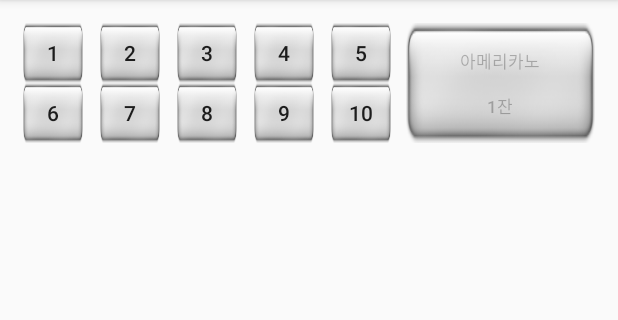
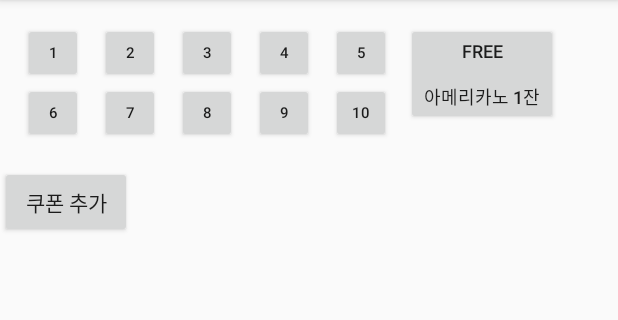
Before and after one commit to YDHouse/1637cafe, an Android app: the Tab3Activity screen opened directly, with no data from a screen before it, on a phone screen of 412 x 824 dp, the part 84-404 px from its top. Run offline under Robolectric (Android 15) with nearby library versions, the phone set to English and light mode, and no system bars; libraries missing offline, so code that uses them is left out: com.google.zxing.integration.

```diff
--- a/app/src/main/java/yd/cafe1637/Tab3Activity.java
+++ b/app/src/main/java/yd/cafe1637/Tab3Activity.java
@@ -1,14 +1,19 @@
 package yd.cafe1637;
 
+import android.content.Context;
 import android.content.Intent;
 import android.os.Bundle;
 import android.support.v4.content.ContextCompat;
 import android.support.v7.app.AppCompatActivity;
 import android.util.Log;
+import android.util.TypedValue;
+import android.view.LayoutInflater;
 import android.view.View;
 import android.widget.Button;
+import android.widget.LinearLayout;
 import android.widget.Toast;
 
+//QR 코드 관련
 import com.google.zxing.integration.android.IntentIntegrator;
 import com.google.zxing.integration.android.IntentResult;
 
@@ -19,8 +24,14 @@ public class Tab3Activity extends AppCompatActivity implements View.OnClickListe
     //클릭된 버튼의 순서를 알기 위해 버튼의 숫자를 저장할 변수
     private int buttonTAG;
 
-    //버튼을 배열로 생성
+    //LinearLayout 배열로 생성
+    //private LinearLayout[] ll = new LinearLayout[11];
     private Button[] buttonArray = new Button[11];
+
+    private View view;
+    private LinearLayout[] ll = new LinearLayout[11];
+    private int j = 11;
+    private int k = 0;
 
     //DB 관련
     private ArrayList<C20_ItemsAll> resultDB = null;  //쿼리 결과가 저정될 리스트
@@ -30,70 +41,60 @@ public class Tab3Activity extends AppCompatActivity implements View.OnClickListe
         super.onCreate(savedInstanceState);
         setContentView(R.layout.activity_tab3);
 
-        //적립 쿠폰 버튼 클릭
-        buttonArray[0] = (Button) findViewById(R.id.btn_coupon_01);
-        buttonArray[1] = (Button) findViewById(R.id.btn_coupon_02);
-        buttonArray[2] = (Button) findViewById(R.id.btn_coupon_03);
-        buttonArray[3] = (Button) findViewById(R.id.btn_coupon_04);
-        buttonArray[4] = (Button) findViewById(R.id.btn_coupon_05);
-        buttonArray[5] = (Button) findViewById(R.id.btn_coupon_06);
-        buttonArray[6] = (Button) findViewById(R.id.btn_coupon_07);
-        buttonArray[7] = (Button) findViewById(R.id.btn_coupon_08);
-        buttonArray[8] = (Button) findViewById(R.id.btn_coupon_09);
-        buttonArray[9] = (Button) findViewById(R.id.btn_coupon_10);
-        /*
-        buttonArray[10] = (Button) findViewById(R.id.btn_coupon_11);
-        buttonArray[11] = (Button) findViewById(R.id.btn_coupon_12);
-        buttonArray[12] = (Button) findViewById(R.id.btn_coupon_14);
-        buttonArray[13] = (Button) findViewById(R.id.btn_coupon_14);
-        buttonArray[14] = (Button) findViewById(R.id.btn_coupon_15);
-        buttonArray[15] = (Button) findViewById(R.id.btn_coupon_16);
-        buttonArray[16] = (Button) findViewById(R.id.btn_coupon_17);
-        buttonArray[17] = (Button) findViewById(R.id.btn_coupon_18);
-        buttonArray[18] = (Button) findViewById(R.id.btn_coupon_19);
-        buttonArray[19] = (Button) findViewById(R.id.btn_coupon_20);
+        Button add_coupon = (Button) findViewById(R.id.btn_add_coupon);
+        add_coupon.setOnClickListener(new Button.OnClickListener(){
+            @Override
+            public void onClick(View v) {
+                //LinearLayout linearLayout = (LinearLayout) findViewById(R.id.coupon_area);
+                //LayoutInflater inflater = (LayoutInflater) getSystemService( Context.LAYOUT_INFLATER_SERVICE );
+                //view = inflater.inflate(R.layout.coupon_layout, linearLayout);
+                newCouponArea();
+            }
+        });
 
-        buttonArray[20] = (Button) findViewById(R.id.btn_coupon_21);
-        buttonArray[21] = (Button) findViewById(R.id.btn_coupon_22);
-        buttonArray[22] = (Button) findViewById(R.id.btn_coupon_23);
-        buttonArray[23] = (Button) findViewById(R.id.btn_coupon_24);
-        buttonArray[24] = (Button) findViewById(R.id.btn_coupon_25);
-        buttonArray[25] = (Button) findViewById(R.id.btn_coupon_26);
-        buttonArray[26] = (Button) findViewById(R.id.btn_coupon_27);
-        buttonArray[27] = (Button) findViewById(R.id.btn_coupon_28);
-        buttonArray[28] = (Button) findViewById(R.id.btn_coupon_29);
-        buttonArray[29] = (Button) findViewById(R.id.btn_coupon_30);
+        LinearLayout linearLayout = (LinearLayout) findViewById(R.id.coupon_area);
+        LayoutInflater inflater = (LayoutInflater) getSystemService( Context.LAYOUT_INFLATER_SERVICE );
+        view = inflater.inflate(R.layout.coupon_layout, linearLayout);
 
-        buttonArray[30] = (Button) findViewById(R.id.btn_coupon_31);
-        buttonArray[31] = (Button) findViewById(R.id.btn_coupon_32);
-        buttonArray[32] = (Button) findViewById(R.id.btn_coupon_33);
-        buttonArray[33] = (Button) findViewById(R.id.btn_coupon_34);
-        buttonArray[34] = (Button) findViewById(R.id.btn_coupon_35);
-        buttonArray[35] = (Button) findViewById(R.id.btn_coupon_36);
-        buttonArray[36] = (Button) findViewById(R.id.btn_coupon_37);
-        buttonArray[37] = (Button) findViewById(R.id.btn_coupon_38);
-        buttonArray[38] = (Button) findViewById(R.id.btn_coupon_39);
-        buttonArray[39] = (Button) findViewById(R.id.btn_coupon_40);
-        */
+        //인플레이트 시키는 레이아웃(xml 파일)의 LinearLayout 을 호출한다.
+        ll[0] = (LinearLayout) view.findViewById(R.id.layout_coupon_01);
+        ll[1] = (LinearLayout) view.findViewById(R.id.layout_coupon_02);
+        ll[2] = (LinearLayout) view.findViewById(R.id.layout_coupon_03);
+        ll[3] = (LinearLayout) view.findViewById(R.id.layout_coupon_04);
+        ll[4] = (LinearLayout) view.findViewById(R.id.layout_coupon_05);
+        ll[5] = (LinearLayout) view.findViewById(R.id.layout_coupon_06);
+        ll[6] = (LinearLayout) view.findViewById(R.id.layout_coupon_07);
+        ll[7] = (LinearLayout) view.findViewById(R.id.layout_coupon_08);
+        ll[8] = (LinearLayout) view.findViewById(R.id.layout_coupon_09);
+        ll[9] = (LinearLayout) view.findViewById(R.id.layout_coupon_10);
+        ll[10] = (LinearLayout) view.findViewById(R.id.layout_used_coupon);
 
-        /*
-        //무료 쿠폰 버튼 클릭
-        buttonArray[40] = (Button) findViewById(R.id.btn_coupon_used_01);
-        buttonArray[41] = (Button) findViewById(R.id.btn_coupon_used_02);
-        buttonArray[42] = (Button) findViewById(R.id.btn_coupon_used_03);
-        buttonArray[43] = (Button) findViewById(R.id.btn_coupon_used_04);
-        */
+        newCouponArea();
+    }
 
-        for (int i=0; i<10; i++) {
-            //각 버튼에 태그 지정
-            buttonArray[i].setTag(i);
+    public void newCouponArea() {
+        int llCount = 0;
+        for (int i=k; i <j; i++) {
+            Button btn = new Button(this);
+            btn.setId(i);
+            if (i == j - 1) {
+                btn.setText("FREE\n\n아메리카노 1잔");
+                btn.setTextSize(TypedValue.COMPLEX_UNIT_DIP, 12);
+            } else {
+                int result = i + 1;
+                btn.setText("" + result);
+                btn.setTextSize(TypedValue.COMPLEX_UNIT_DIP, 10);
+            }
+            btn.setTag(i);
+            ll[llCount].addView(btn);
+            Log.e("확인", "버튼 ID 는 = " + llCount);
+            llCount++;
+            btn.setOnClickListener(this);
 
-            //버튼 클릭 이벤트 - 리스너
-            buttonArray[i].setOnClickListener(this);
+            //Log.e("확인", "버튼 ID 는 = " + btn.getId());
         }
-
-        //쿠폰의 모양을 결정하는 메소드 실행
-        reLoad();
+        k = j;
+        j = j + 11;
     }
 
     //쿠폰 모양 결정
--- a/app/src/main/res/layout/activity_tab3.xml
+++ b/app/src/main/res/layout/activity_tab3.xml
@@ -1,123 +1,24 @@
 <?xml version="1.0" encoding="utf-8"?>
-<LinearLayout xmlns:android="http://schemas.android.com/apk/res/android"
-    android:orientation="vertical"
+<ScrollView xmlns:android="http://schemas.android.com/apk/res/android"
     android:layout_width="match_parent"
     android:layout_height="match_parent">
-
 
     <LinearLayout
         android:layout_width="match_parent"
         android:layout_height="wrap_content"
-        android:layout_marginBottom="15dp"
-        android:layout_marginLeft="15dp"
-        android:layout_marginRight="15dp"
-        android:layout_marginTop="15dp"
-        android:orientation="horizontal">
-
-        <RelativeLayout
-            android:layout_width="wrap_content"
-            android:layout_height="match_parent"
-            android:layout_marginRight="10dp">
-
-            <Button
-                android:id="@+id/btn_coupon_01"
-                android:layout_width="40dp"
-                android:layout_height="40dp"
-                android:text="1" />
-
-            <Button
-                android:id="@+id/btn_coupon_02"
-                android:layout_width="40dp"
-                android:layout_height="40dp"
-                android:layout_alignParentTop="true"
-                android:layout_marginStart="11dp"
-                android:layout_toEndOf="@+id/btn_coupon_01"
-                android:text="2" />
-
-            <Button
-                android:id="@+id/btn_coupon_03"
-                android:layout_width="40dp"
-                android:layout_height="40dp"
-                android:layout_alignParentTop="true"
-                android:layout_marginStart="11dp"
-                android:layout_toEndOf="@+id/btn_coupon_02"
-                android:text="3" />
-
-            <Button
-                android:id="@+id/btn_coupon_04"
-                android:layout_width="40dp"
-                android:layout_height="40dp"
-                android:layout_alignParentTop="true"
-                android:layout_marginStart="11dp"
-                android:layout_toEndOf="@+id/btn_coupon_03"
-                android:text="4" />
-
-            <Button
-                android:id="@+id/btn_coupon_05"
-                android:layout_width="40dp"
-                android:layout_height="40dp"
-                android:layout_alignParentTop="true"
-                android:layout_marginStart="11dp"
-                android:layout_toEndOf="@+id/btn_coupon_04"
-                android:text="5" />
-
-            <Button
-                android:id="@+id/btn_coupon_06"
-                android:layout_width="40dp"
-                android:layout_height="40dp"
-                android:layout_alignParentStart="true"
-                android:layout_below="@+id/btn_coupon_01"
-                android:text="6" />
-
-            <Button
-                android:id="@+id/btn_coupon_07"
-                android:layout_width="40dp"
-                android:layout_height="40dp"
-                android:layout_alignStart="@+id/btn_coupon_02"
-                android:layout_below="@+id/btn_coupon_02"
-                android:text="7" />
-
-            <Button
-                android:id="@+id/btn_coupon_08"
-                android:layout_width="40dp"
-                android:layout_height="40dp"
-                android:layout_alignStart="@+id/btn_coupon_03"
-                android:layout_below="@+id/btn_coupon_03"
-                android:text="8" />
-
-            <Button
-                android:id="@+id/btn_coupon_09"
-                android:layout_width="40dp"
-                android:layout_height="40dp"
-                android:layout_alignStart="@+id/btn_coupon_04"
-                android:layout_below="@+id/btn_coupon_04"
-                android:text="9" />
-
-            <Button
-                android:id="@+id/btn_coupon_10"
-                android:layout_width="40dp"
-                android:layout_height="40dp"
-                android:layout_alignStart="@+id/btn_coupon_05"
-                android:layout_below="@+id/btn_coupon_05"
-                android:text="10" />
-
-        </RelativeLayout>
+        android:orientation="vertical" >
 
         <LinearLayout
+            android:id="@+id/coupon_area"
             android:layout_width="match_parent"
-            android:layout_height="match_parent"
-            android:orientation="vertical">
+            android:layout_height="wrap_content"
+            android:orientation="vertical" />
 
-            <Button
-                android:id="@+id/btn_coupon_used_01"
-                android:layout_width="match_parent"
-                android:layout_height="match_parent"
-                android:background="@drawable/gray"
-                android:enabled="false"
-                android:text="아메리카노\n\n1잔"
-                android:textSize="11sp" />
-        </LinearLayout>
+        <Button
+            android:id="@+id/btn_add_coupon"
+            android:layout_width="wrap_content"
+            android:layout_height="wrap_content"
+            android:text="쿠폰 추가" />
 
     </LinearLayout>
-
-</LinearLayout>
+</ScrollView>
--- /dev/null
+++ b/app/src/main/res/layout/coupon_layout.xml
@@ -0,0 +1,113 @@
+<?xml version="1.0" encoding="utf-8"?>
+<LinearLayout xmlns:android="http://schemas.android.com/apk/res/android"
+    android:layout_width="match_parent"
+    android:layout_height="match_parent"
+    android:orientation="vertical">
+
+    <LinearLayout
+        android:layout_width="match_parent"
+        android:layout_height="wrap_content"
+        android:layout_marginBottom="15dp"
+        android:layout_marginLeft="15dp"
+        android:layout_marginRight="15dp"
+        android:layout_marginTop="15dp"
+        android:orientation="horizontal">
+
+        <RelativeLayout
+            android:layout_width="wrap_content"
+            android:layout_height="match_parent"
+            android:layout_marginRight="10dp">
+
+            <LinearLayout
+                android:id="@+id/layout_coupon_01"
+                android:layout_width="40dp"
+                android:layout_height="40dp"
+                android:orientation="horizontal" />
+
+            <LinearLayout
+                android:id="@+id/layout_coupon_02"
+                android:layout_width="40dp"
+                android:layout_height="40dp"
+                android:layout_alignParentTop="true"
+                android:layout_marginStart="11dp"
+                android:layout_toEndOf="@+id/layout_coupon_01"
+                android:orientation="horizontal" />
+
+            <LinearLayout
+                android:id="@+id/layout_coupon_03"
+                android:layout_width="40dp"
+                android:layout_height="40dp"
+                android:layout_alignParentTop="true"
+                android:layout_marginStart="11dp"
+                android:layout_toEndOf="@+id/layout_coupon_02"
+                android:orientation="horizontal" />
+
+            <LinearLayout
+                android:id="@+id/layout_coupon_04"
+                android:layout_width="40dp"
+                android:layout_height="40dp"
+                android:layout_alignParentTop="true"
+                android:layout_marginStart="11dp"
+                android:layout_toEndOf="@+id/layout_coupon_03"
+                android:orientation="horizontal" />
+
+            <LinearLayout
+                android:id="@+id/layout_coupon_05"
+                android:layout_width="40dp"
+                android:layout_height="40dp"
+                android:layout_alignParentTop="true"
+                android:layout_marginStart="11dp"
+                android:layout_toEndOf="@+id/layout_coupon_04"
+                android:orientation="horizontal" />
+
+            <LinearLayout
+                android:id="@+id/layout_coupon_06"
+                android:layout_width="40dp"
+                android:layout_height="40dp"
+                android:layout_alignParentStart="true"
+                android:layout_below="@+id/layout_coupon_05"
+                android:orientation="horizontal" />
+
+            <LinearLayout
+                android:id="@+id/layout_coupon_07"
+                android:layout_width="40dp"
+                android:layout_height="40dp"
+                android:layout_alignStart="@+id/layout_coupon_02"
+                android:layout_below="@+id/layout_coupon_02"
+                android:orientation="horizontal" />
+
+            <LinearLayout
+                android:id="@+id/layout_coupon_08"
+                android:layout_width="40dp"
+                android:layout_height="40dp"
+                android:layout_alignStart="@+id/layout_coupon_03"
+                android:layout_below="@+id/layout_coupon_03"
+                android:orientation="horizontal" />
+
+            <LinearLayout
+                android:id="@+id/layout_coupon_09"
+                android:layout_width="40dp"
+                android:layout_height="40dp"
+                android:layout_alignStart="@+id/layout_coupon_04"
+                android:layout_below="@+id/layout_coupon_04"
+                android:orientation="horizontal" />
+
+            <LinearLayout
+                android:id="@+id/layout_coupon_10"
+                android:layout_width="40dp"
+                android:layout_height="40dp"
+                android:layout_alignStart="@+id/layout_coupon_05"
+                android:layout_below="@+id/layout_coupon_05"
+                android:orientation="horizontal" />
+
+        </RelativeLayout>
+
+        <LinearLayout
+            android:id="@+id/layout_used_coupon"
+            android:layout_width="match_parent"
+            android:layout_height="match_parent"
+            android:orientation="horizontal" />
+
+    </LinearLayout>
+
+</LinearLayout>
```
